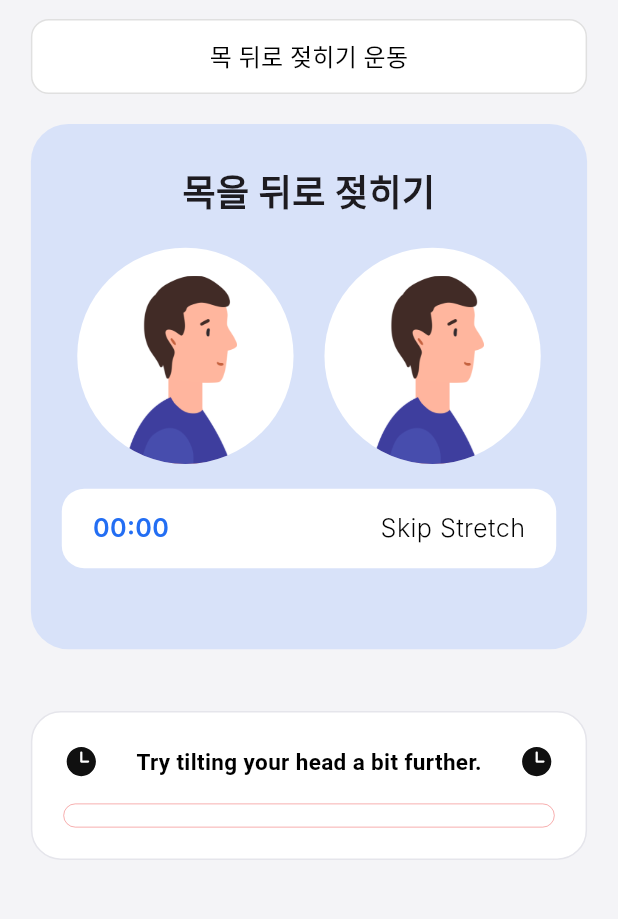
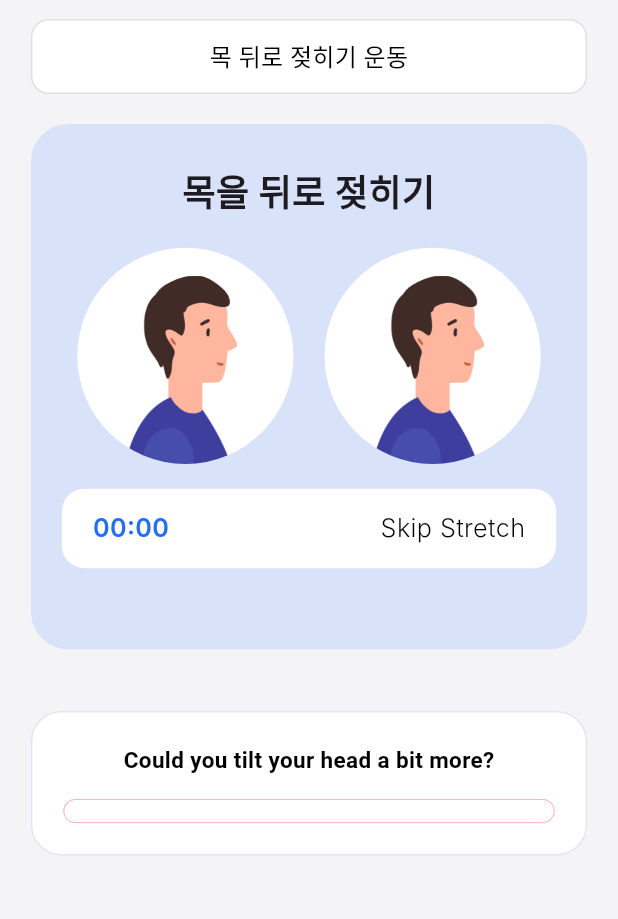
Before and after one commit to Neck-Life/neck-life-fe, a Flutter app: the Stretching screen opened directly, tab 2 chosen, after a tap on "스트레칭 세션", on a phone screen of 412 x 824 dp, the part 71-990 px from its top. Run offline on Flutter 3.47's test engine with Material 3 defaults, Android fonts, the phone set to English and light mode, and no system bars; our stand-ins replace audio_service, carousel_slider, dio, easy_localization, fl_chart, flutter_dotenv and 12 more; missing offline and left inert: amplitude_flutter, app_settings, app_tracking_transparency, audio_session, flutter_airpods, open_settings_plus and 1 more; accounts and stored records are empty; Roboto replaces fonts that are missing (Inter); project files that could hold a hidden picture were left out.

Commit message:
feat : 스트레칭관련 음성 다국어 처리 (운동데이터 번역 이슈 발생)

```diff
--- a/assets/translations/en-US.json
+++ b/assets/translations/en-US.json
@@ -409,7 +409,7 @@
       "stretching_info": "Research suggests that regular stretching can boost focus by up to xx%!"
     },
     "progress_bar": {
-      "slightly_more_tilt": "Try tilting your head a bit further.",
+      "slightly_more_tilt": "Could you tilt your head a bit more?",
       "time_elapsed": "{} sec / {} sec"
     }
   }
--- a/lib/view/stretch/data/stretching_data.dart
+++ b/lib/view/stretch/data/stretching_data.dart
@@ -1,5 +1,9 @@
 import '../models/stretching_action.dart';
 
+/**
+ * TODO : 다국어 지원, 아니 이게 DetectStatus.lanCode에 값이 대입되기 전에 배열이 발생되서 외국어 적용이 안됨 하
+ *
+ * */
 final List<StretchingGroup> stretchingGroups = [
   // // 0. 4방향 목 기울이기 운동 TODO: 안좋은 운동으로 소개되어 비활성화
   // StretchingGroup(
--- a/lib/view/stretch/stretching_session.dart
+++ b/lib/view/stretch/stretching_session.dart
@@ -69,8 +69,12 @@ class _StretchingSessionState extends State<StretchingSession> {
   void initState() {
     super.initState();
     _initializeTts();
-    //TODO : 한영설정에 따라 음성 반영
-    _speak("${(selectedStretchingGroup.actions[currentStepIndex].duration).toInt()}초간 ${guideText}");
+    if(DetectStatus.lanCode == 'ko') {
+      _speak("${(selectedStretchingGroup.actions[currentStepIndex].duration).toInt()}초간 ${guideText}");
+    } else {
+      //영어
+      _speak("${guideText} for ${(selectedStretchingGroup.actions[currentStepIndex].duration).toInt()} seconds");
+    }
 
 
     // 1초마다 상태를 확인하고 강제로 setState()를 호출해 UI를 갱신
@@ -93,7 +97,11 @@ class _StretchingSessionState extends State<StretchingSession> {
 
   // TTS 초기화 메서드
   void _initializeTts() async {
-    await _flutterTts.setLanguage("ko-KR"); // 언어 설정
+    if(DetectStatus.lanCode == 'ko'){
+      await _flutterTts.setLanguage("ko-KR"); // 언어 설정
+    }else{
+      await _flutterTts.setLanguage("en-US"); // 언어 설정
+    }
     await _flutterTts.setSpeechRate(0.5); // 말하기 속도 설정
     await _flutterTts.setVolume(1.0); // 볼륨 설정
     await _flutterTts.setPitch(1.0); // 음성 피치 설정
@@ -189,8 +197,11 @@ class _StretchingSessionState extends State<StretchingSession> {
       );
       setState(() {
         currentStepIndex += 1;
-        //TODO : 한영설정에 따라 음성 반영
-        _speak("${(selectedStretchingGroup.actions[currentStepIndex].duration).toInt()}초간 ${guideText}");
+        if(DetectStatus.lanCode == 'ko') {
+          _speak("${(selectedStretchingGroup.actions[currentStepIndex].duration).toInt()}초간 ${guideText}");
+        } else { // 영어
+          _speak("${guideText} for ${(selectedStretchingGroup.actions[currentStepIndex].duration).toInt()} seconds");
+        }
       });
     } else {
       _showPushAlarm(
@@ -198,8 +209,11 @@ class _StretchingSessionState extends State<StretchingSession> {
           LS.tr('stretching.stretching_session.congratulations_all_done_body')
       );
 
-      //TODO : 한영설정에 따라 음성 반영
-      _speak("모든 스트레칭이 끝났습니다.");
+      if(DetectStatus.lanCode =='ko') {
+        _speak("모든 스트레칭이 끝났습니다.");
+      } else {
+        _speak("All stretches completed.");
+      }
 
       _showCompletionDialog();
     }
--- a/lib/view/stretch/subpages/strethcing_alarm_setting.dart
+++ b/lib/view/stretch/subpages/strethcing_alarm_setting.dart
@@ -92,7 +92,7 @@ class _StretchingAlarmSettingState extends State<StretchingAlarmSetting> {
                     child: Row(
                       mainAxisAlignment: MainAxisAlignment.spaceBetween,
                       children: [
-                        TextDefault(content: LS.tr('stretching.stretching_alarm.stretching_interval_10s'), fontSize: 14, isBold: false, fontColor: _selectedIntervalIndex == 0 ? const Color(0xFF3077F4) : const Color(0xFF8991A0)),
+                        TextDefault(content: LS.tr('stretching.stretching_alarm.stretching_interval_disabled'), fontSize: 14, isBold: false, fontColor: _selectedIntervalIndex == 0 ? const Color(0xFF3077F4) : const Color(0xFF8991A0)),
                         TextDefault(content: LS.tr('stretching.stretching_alarm.stretching_interval_10m'), fontSize: 14, isBold: false, fontColor: _selectedIntervalIndex == 1 ? const Color(0xFF3077F4) : const Color(0xFF8991A0)),
                         TextDefault(content: LS.tr('stretching.stretching_alarm.stretching_interval_30m'), fontSize: 14, isBold: false, fontColor: _selectedIntervalIndex == 2 ? const Color(0xFF3077F4) : const Color(0xFF8991A0)),
                         TextDefault(content: LS.tr('stretching.stretching_alarm.stretching_interval_50m'), fontSize: 14, isBold: false, fontColor: _selectedIntervalIndex == 3 ? const Color(0xFF3077F4) : const Color(0xFF8991A0)),
--- a/lib/view/stretch/widgets/stretching_progressBar.dart
+++ b/lib/view/stretch/widgets/stretching_progressBar.dart
@@ -4,39 +4,43 @@ import 'package:flutter_svg/svg.dart';
 import '../../../util/localization_string.dart';
 import '../../../util/responsive.dart';
 
-
 class StretchingProgressBar extends StatefulWidget {
   final GlobalKey<_StretchingProgressBarState> key;
-  double progress=0.0;
+  double progress = 0.0;
+
   // GlobalKey를 외부에서 받을 수 있도록 설정합니다.
   StretchingProgressBar({required this.key}) : super(key: key);
 
   @override
   _StretchingProgressBarState createState() => _StretchingProgressBarState();
+
   // 퍼블릭 메서드를 통해 State의 메서드를 호출할 수 있도록 프록시 메서드 추가
   ///파라미터 value 구간 [0, 1]에 맞게 적절히
-  void updateProgress(double progress, bool isThresholdReached, double elapsedTime, double duration) {
-    key.currentState?.updateProgress(progress, isThresholdReached, elapsedTime, duration);
+  void updateProgress(double progress, bool isThresholdReached,
+      double elapsedTime, double duration) {
+    key.currentState
+        ?.updateProgress(progress, isThresholdReached, elapsedTime, duration);
   }
 }
 
+class _StretchingProgressBarState extends State<StretchingProgressBar> {
+  double elapsedTime = 0;
+  double duration = 0;
+  bool isThresholdReached = false;
 
-class _StretchingProgressBarState extends State<StretchingProgressBar> {
-  double elapsedTime=0;
-  double duration=0;
-  bool isThresholdReached=false;
-
-  void updateProgress(double progress, bool isThresholdReached, double elapsedTime, double duration) {
-    if(progress < 0) progress = 0;
-    if(progress > 1) progress = 1;
+  void updateProgress(double progress, bool isThresholdReached,
+      double elapsedTime, double duration) {
+    if (progress < 0) progress = 0;
+    if (progress > 1) progress = 1;
     // Timer를 통해 주기적으로 progress 업데이트
     setState(() {
       widget.progress = progress;
-      this.isThresholdReached =isThresholdReached;
+      this.isThresholdReached = isThresholdReached;
       this.elapsedTime = elapsedTime;
       this.duration = duration;
     });
   }
+
   @override
   Widget build(BuildContext context) {
     return Container(
@@ -58,18 +62,24 @@ class _StretchingProgressBarState extends State<StretchingProgressBar> {
         mainAxisAlignment: MainAxisAlignment.spaceBetween,
         children: [
           // 좌측 모래시계 아이콘
-          Row(
+          isThresholdReached
+              ? Row(
                   mainAxisAlignment: MainAxisAlignment.spaceBetween,
                   children: [
                     SvgPicture.asset('assets/icons/time.svg'),
-              isThresholdReached
-                  ? Text(
-                LS.tr('stretching.progress_bar.time_elapsed', [elapsedTime.toStringAsFixed(0),duration.toStringAsFixed(0)]),
+                    Text(
+                      LS.tr('stretching.progress_bar.time_elapsed', [
+                        elapsedTime.toStringAsFixed(0),
+                        duration.toStringAsFixed(0)
+                      ]),
                       style: TextStyle(
                         fontSize: 15,
                         fontWeight: FontWeight.bold,
                         color: Colors.black,
                       ),
+                    ),
+                    SvgPicture.asset('assets/icons/time.svg'),
+                  ],
                 )
               : Text(
                 LS.tr('stretching.progress_bar.slightly_more_tilt'),
@@ -78,12 +88,10 @@ class _StretchingProgressBarState extends State<StretchingProgressBar> {
                   fontWeight: FontWeight.bold,
                   color: Colors.black,
                 ),
-              )
-                  ,
-              SvgPicture.asset('assets/icons/time.svg'),
-            ],
               ),
-          SizedBox(height: 16,),
+          SizedBox(
+            height: 16,
+          ),
           // 중앙 텍스트 및 진행 상황 바
           Column(
             crossAxisAlignment: CrossAxisAlignment.center,
@@ -97,7 +105,9 @@ class _StretchingProgressBarState extends State<StretchingProgressBar> {
                       borderRadius: BorderRadius.circular(10),
                       border: Border.all(
                         // color: Color(0xFFD8E2F9),
-                        color: isThresholdReached ? Color(0xFFD8E2F9) : Color(0x9FED5252),
+                        color: isThresholdReached
+                            ? Color(0xFFD8E2F9)
+                            : Color(0x9FED5252),
                         width: 0.5, // 테두리 두께
                       ),
                     ),
@@ -106,12 +116,16 @@ class _StretchingProgressBarState extends State<StretchingProgressBar> {
                     child: Align(
                       alignment: Alignment.centerLeft,
                       child: FractionallySizedBox(
-                        widthFactor: isThresholdReached ? elapsedTime/duration : widget.progress , // 진행률에 따라 너비 조절
+                        widthFactor: isThresholdReached
+                            ? elapsedTime / duration
+                            : widget.progress, // 진행률에 따라 너비 조절
                         child: Container(
                           decoration: BoxDecoration(
                             borderRadius: BorderRadius.circular(10),
                             // color: isThresholdReached ? Color(0xFFD8E2F9) : Color(0x9FED5252),
-                            color: isThresholdReached ? Color(0xFF236EF3) : Color(0x9FED5252),
+                            color: isThresholdReached
+                                ? Color(0xFF236EF3)
+                                : Color(0x9FED5252),
                           ),
                         ),
                       ),
@@ -121,7 +135,6 @@ class _StretchingProgressBarState extends State<StretchingProgressBar> {
               ),
             ],
           ),
-
         ],
       ),
     );
```
Lines whose indentation alone changed are shown as unchanged.
